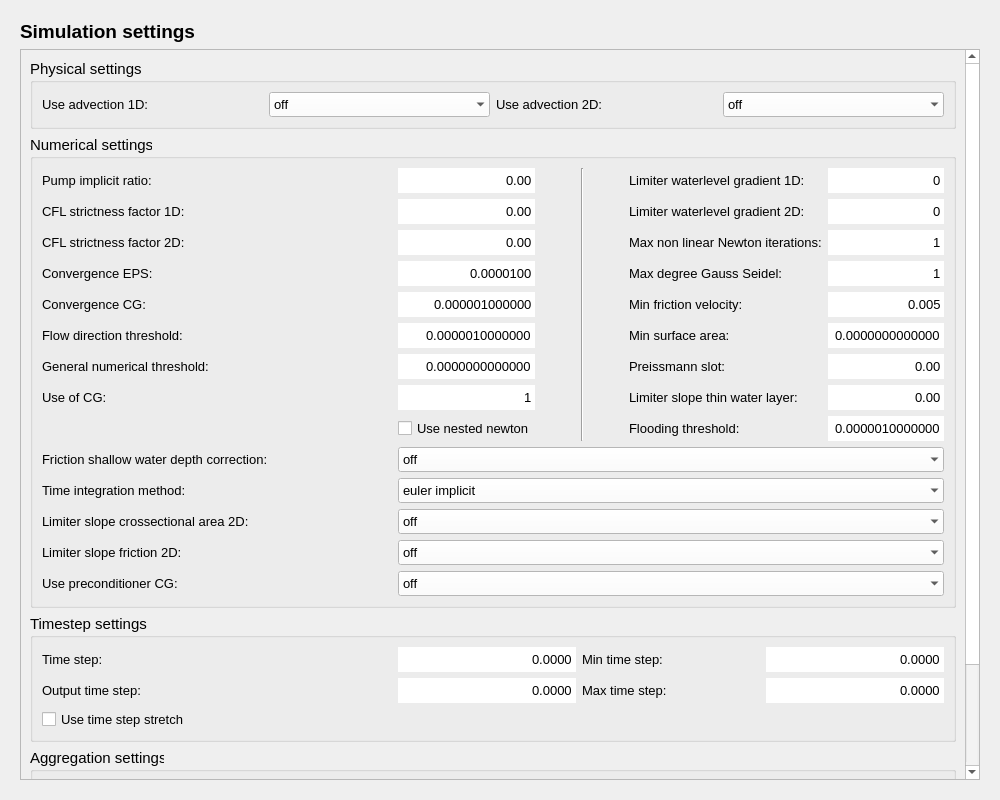
Before: the Qt Designer form threedi_models_and_simulations/ui/simulation_wizard/page_settings.ui in nens/threedi-api-qgis-client, drawn with Qt 5.
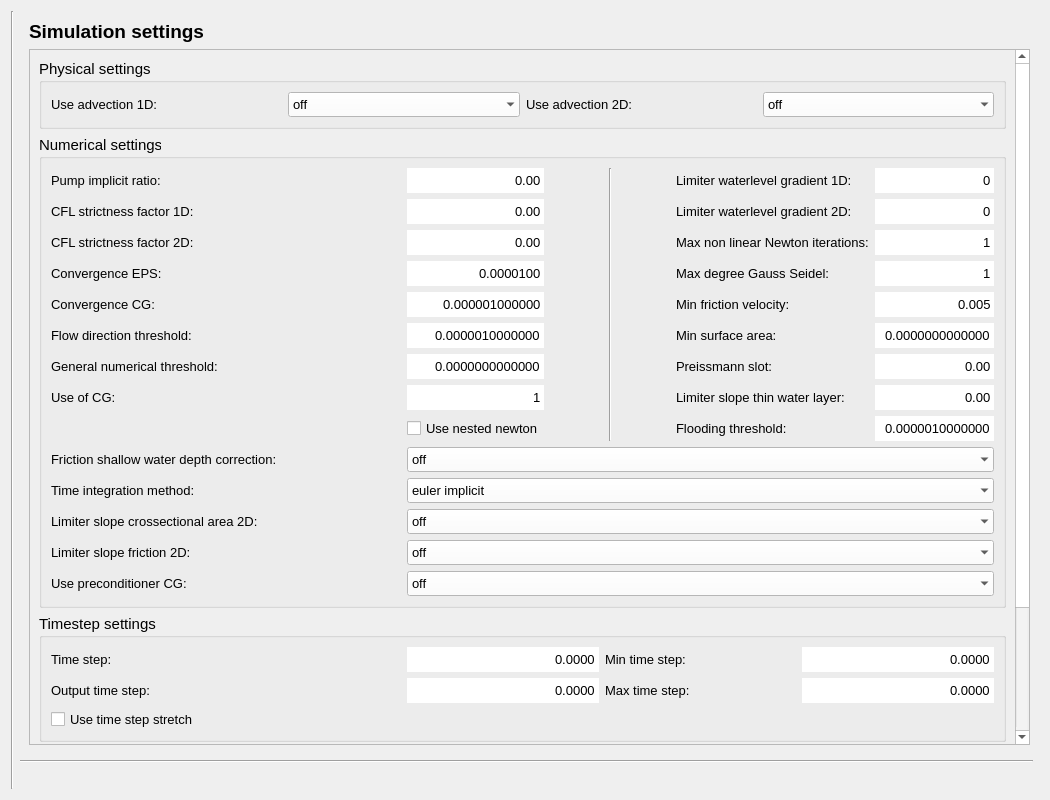
After: the same form once the commit is applied. Custom widgets are drawn as their Qt base class.

Diff of the .ui file:
```diff
--- a/threedi_models_and_simulations/ui/simulation_wizard/page_settings.ui
+++ b/threedi_models_and_simulations/ui/simulation_wizard/page_settings.ui
@@ -6,7 +6,7 @@
    <rect>
     <x>0</x>
     <y>0</y>
-    <width>1000</width>
+    <width>1050</width>
     <height>800</height>
    </rect>
   </property>
@@ -62,7 +62,20 @@
    <string>Form</string>
   </property>
   <layout class="QGridLayout" name="gridLayout">
-   <item row="2" column="0" colspan="4">
+   <item row="2" column="2">
+    <widget class="Line" name="line_3">
+     <property name="sizePolicy">
+      <sizepolicy hsizetype="Expanding" vsizetype="Fixed">
+       <horstretch>0</horstretch>
+       <verstretch>0</verstretch>
+      </sizepolicy>
+     </property>
+     <property name="orientation">
+      <enum>Qt::Horizontal</enum>
+     </property>
+    </widget>
+   </item>
+   <item row="1" column="2" colspan="2">
     <widget class="QWidget" name="schematisation_settings" native="true">
      <property name="minimumSize">
       <size>
@@ -84,8 +97,8 @@
           <rect>
            <x>0</x>
            <y>0</y>
-           <width>962</width>
-           <height>723</height>
+           <width>995</width>
+           <height>696</height>
           </rect>
          </property>
          <layout class="QGridLayout" name="gridLayout_5">
@@ -1673,13 +1686,45 @@
      </layout>
     </widget>
    </item>
-   <item row="0" column="0" colspan="4">
-    <layout class="QVBoxLayout" name="svg_lout">
+   <item row="3" column="2">
+    <spacer name="horizontalSpacer_2">
+     <property name="orientation">
+      <enum>Qt::Horizontal</enum>
+     </property>
+     <property name="sizeHint" stdset="0">
+      <size>
+       <width>40</width>
+       <height>20</height>
+      </size>
+     </property>
+    </spacer>
+   </item>
+   <item row="1" column="0" rowspan="3">
+    <layout class="QVBoxLayout" name="wizard_steps_layout">
+     <property name="leftMargin">
+      <number>0</number>
+     </property>
+     <property name="rightMargin">
+      <number>0</number>
+     </property>
      <property name="bottomMargin">
       <number>0</number>
      </property>
     </layout>
    </item>
+   <item row="1" column="1" rowspan="3">
+    <widget class="Line" name="line_2">
+     <property name="sizePolicy">
+      <sizepolicy hsizetype="Fixed" vsizetype="Expanding">
+       <horstretch>0</horstretch>
+       <verstretch>0</verstretch>
+      </sizepolicy>
+     </property>
+     <property name="orientation">
+      <enum>Qt::Vertical</enum>
+     </property>
+    </widget>
+   </item>
   </layout>
  </widget>
  <customwidgets>
```
